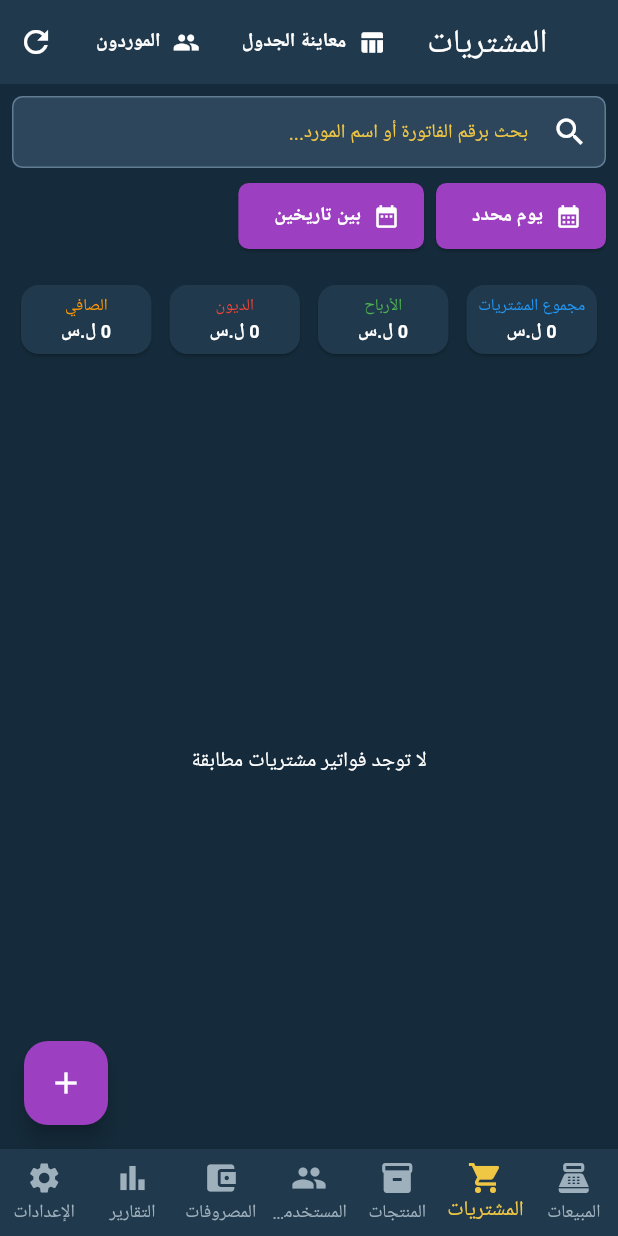
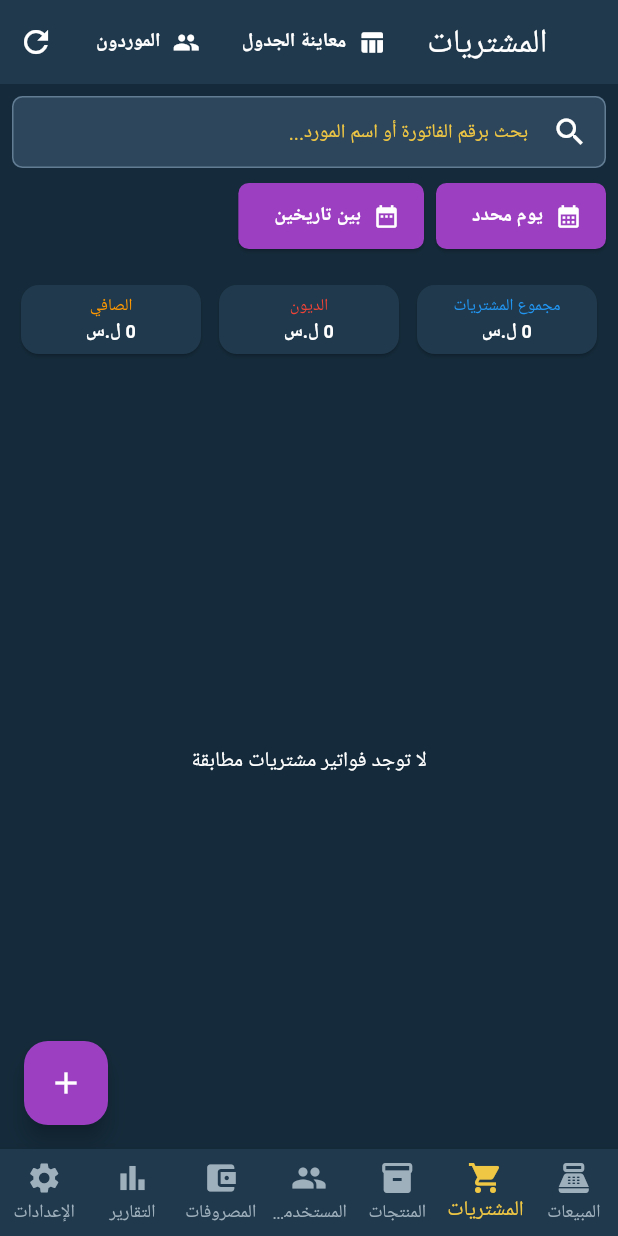
Before and after one commit to ahm933916-creator/General-Mobile-Store, a Flutter app: the screen it shows after launch, item 2 of the bottom bar chosen, on a phone screen of 412 x 824 dp. Run offline on Flutter 3.47's test engine with Material 3 defaults, Android fonts, the phone set to English and light mode, and no system bars; our stand-ins replace file_picker, permission_handler, qr_flutter, shared_preferences, sqflite, sqflite_common_ffi; missing offline and left inert: mobile_scanner; accounts and stored records are empty.

Commit message:
Remove profit stat from purchases

```diff
--- a/lib/screens/purchases_screen.dart
+++ b/lib/screens/purchases_screen.dart
@@ -292,7 +292,7 @@ class _PurchasesScreenState extends State<PurchasesScreen> {
                 ),
               ),
             ),
-          Padding(padding: const EdgeInsets.all(8), child: Row(children: [Expanded(child: _stat('مجموع المشتريات', total, Colors.blue)), Expanded(child: _stat('الأرباح', 0, Colors.green)), Expanded(child: _stat('الديون', debt, Colors.red)), Expanded(child: _stat('الصافي', total - debt, Colors.orange))])),
+          Padding(padding: const EdgeInsets.all(8), child: Row(children: [Expanded(child: _stat('مجموع المشتريات', total, Colors.blue)), Expanded(child: _stat('الديون', debt, Colors.red)), Expanded(child: _stat('الصافي', total - debt, Colors.orange))])),
           Expanded(
             child: visibleInvoices.isEmpty
                 ? const Center(child: Text('لا توجد فواتير مشتريات مطابقة'))
```
